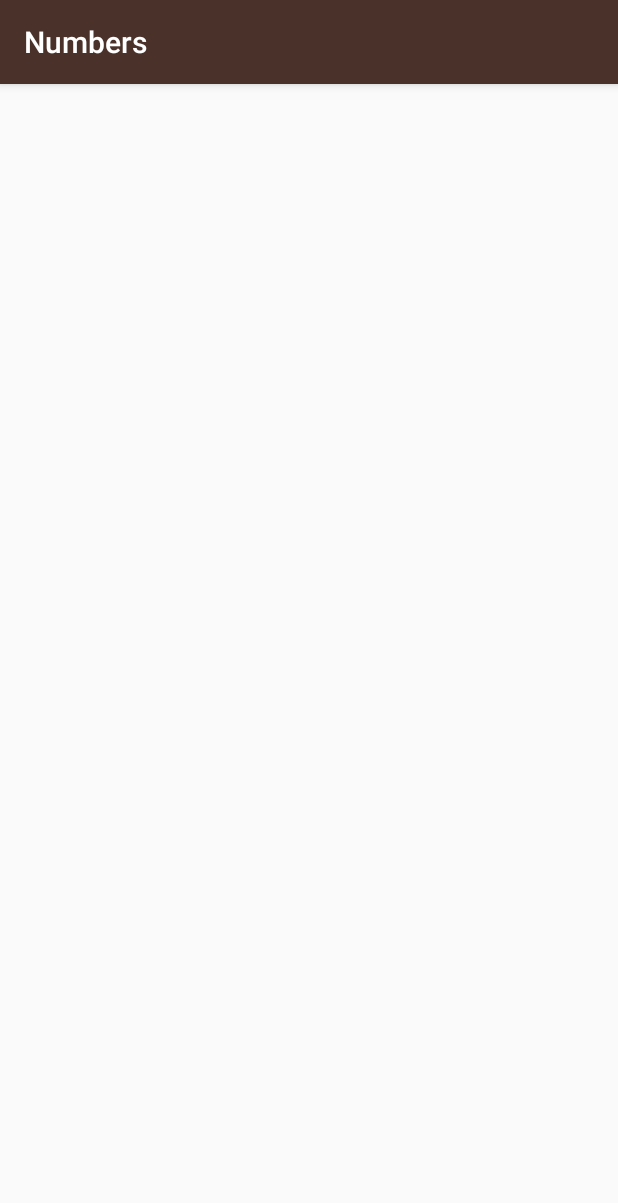
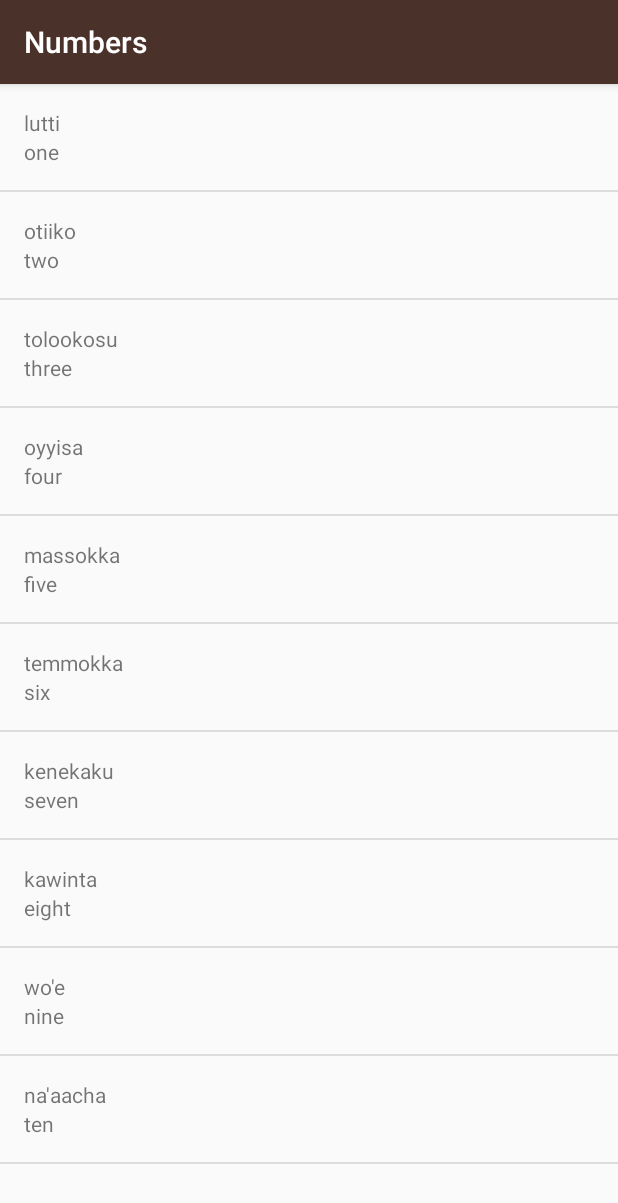
Before and after one commit to rajat1994/Miwok-App, an Android app: the NumbersActivity screen opened directly, with no data from a screen before it, on a phone screen of 412 x 824 dp. Shown: the top 1203 px of the screen. Run offline under Robolectric (Android 15) with nearby library versions, the phone set to English and light mode, and no system bars.

Commit message:
WordAdapter(Custom array adaptor)

```diff
--- a/app/src/main/java/com/example/android/miwok/NumbersActivity.java
+++ b/app/src/main/java/com/example/android/miwok/NumbersActivity.java
@@ -13,26 +13,27 @@
     protected void onCreate(Bundle savedInstanceState) {
         super.onCreate(savedInstanceState);
         setContentView(R.layout.activity_numbers);
-        ArrayList<String> words = new ArrayList<String>();
+        ArrayList<word> words = new ArrayList<word>();
 
-        words.add("one");
-        words.add("two");
-        words.add("three");
-        words.add("four");
-        words.add("five");
-        words.add("six");
-        words.add("seven");
-        words.add("eight");
-        words.add("nine");
-        words.add("ten");
+        words.add(new word("one","lutti"));
+        words.add(new word("two","otiiko"));
+        words.add(new word("three","tolookosu"));
+        words.add(new word("four","oyyisa"));
+        words.add(new word("five","massokka"));
+        words.add(new word("six","temmokka"));
+        words.add(new word("seven","kenekaku"));
+        words.add(new word("eight","kawinta"));
+        words.add(new word("nine","wo'e"));
+        words.add(new word("ten","na'aacha"));
 
 
-        ArrayAdapter<String> itemsAdapter =
-                new ArrayAdapter<String>(this, R.layout.list_item);
+
+        WordAdapter Adapter =
+                new WordAdapter(this, words);
 
         ListView listView = (ListView) findViewById(R.id.list);
 
-        listView.setAdapter(itemsAdapter);
+        listView.setAdapter(Adapter);
 
 
 
--- /dev/null
+++ b/app/src/main/java/com/example/android/miwok/WordAdapter.java
@@ -0,0 +1,51 @@
+package com.example.android.miwok;
+
+import android.app.Activity;
+import android.view.LayoutInflater;
+import android.view.View;
+import android.view.ViewGroup;
+import android.widget.ArrayAdapter;
+import android.widget.TextView;
+
+import java.util.ArrayList;
+/**
+ * Created by arora on 26/6/16.
+ */
+
+public class WordAdapter extends ArrayAdapter<word> {
+
+    public WordAdapter(Activity context, ArrayList<word> words) {
+
+        super(context, 0, words);
+    }
+
+    @Override
+    public View getView(int position, View convertView, ViewGroup parent) {
+
+
+
+
+        View listItemView = convertView;
+        if(listItemView == null) {
+            listItemView = LayoutInflater.from(getContext()).inflate(R.layout.list_item, parent, false);
+        }
+
+        // Get the {@link AndroidFlavor} object located at this position in the list
+        word currentWord = getItem(position);
+
+        // Find the TextView in the list_item.xml layout with the ID version_name
+        TextView miwokTextView = (TextView) listItemView.findViewById(R.id.miwok_text_view);
+        // Get the Version Name from the current AndroidFlavor object and set this text on the vNameTextView
+        miwokTextView.setText(currentWord.getMiwokTranslation());
+
+        // Find the TextView in the list_item.xml layout with the ID version_number
+        TextView defaultTextView = (TextView) listItemView.findViewById(R.id.default_text_view);
+        // Get the Version Number from the current AndroidFlavor object and set this text on the vNumberTextView
+        defaultTextView.setText(currentWord.getDefaultTranslation());
+
+        // Find the ImageView in the list_item.xml layout with the ID list_item_icon
+
+        // Return the whole list item layout (containing 2 TextViews) so that it can be shown in the ListView
+        return listItemView;
+    }
+    }
```
